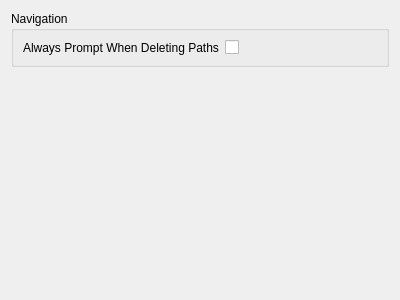
Before: the Qt Designer form editor/ui/tabs/EditorPreferences.ui in RyanDeBarros/Olympian, drawn with Qt 5.
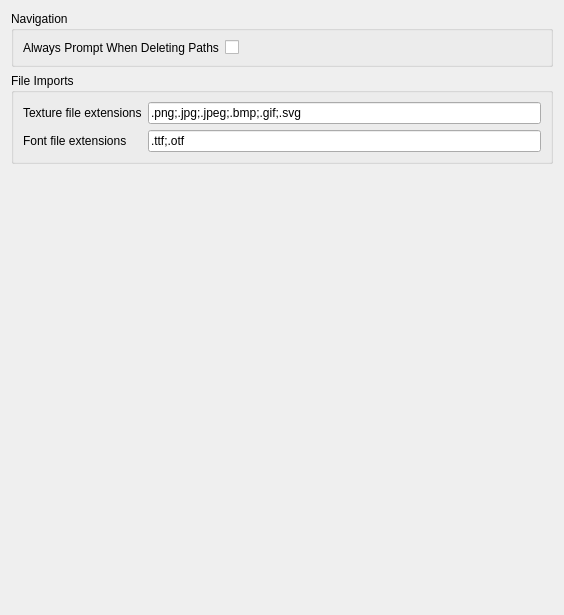
After: the same form once the commit is applied.

Commit message: Added import file extension recognition settings to editor preferences.

```diff
--- a/editor/ui/tabs/EditorPreferences.ui
+++ b/editor/ui/tabs/EditorPreferences.ui
@@ -6,14 +6,14 @@
    <rect>
     <x>0</x>
     <y>0</y>
-    <width>400</width>
-    <height>300</height>
+    <width>564</width>
+    <height>615</height>
    </rect>
   </property>
   <property name="windowTitle">
    <string>Form</string>
   </property>
-  <layout class="QVBoxLayout" name="verticalLayout_2">
+  <layout class="QVBoxLayout" name="verticalLayout_3">
    <item>
     <widget class="QGroupBox" name="groupBox">
      <property name="title">
@@ -41,6 +41,53 @@
      </layout>
     </widget>
    </item>
+   <item>
+    <widget class="QGroupBox" name="groupBox_2">
+     <property name="title">
+      <string>File Imports</string>
+     </property>
+     <layout class="QVBoxLayout" name="verticalLayout_2">
+      <item>
+       <layout class="QFormLayout" name="formLayout_2">
+        <item row="0" column="0">
+         <widget class="QLabel" name="label_2">
+          <property name="toolTip">
+           <string>Semi-colon separated list of case-insensitive file extensions.</string>
+          </property>
+          <property name="text">
+           <string>Texture file extensions</string>
+          </property>
+         </widget>
+        </item>
+        <item row="1" column="0">
+         <widget class="QLabel" name="label_3">
+          <property name="toolTip">
+           <string>Semi-colon separated list of case-insensitive file extensions.</string>
+          </property>
+          <property name="text">
+           <string>Font file extensions</string>
+          </property>
+         </widget>
+        </item>
+        <item row="0" column="1">
+         <widget class="QLineEdit" name="textureFileExtensions">
+          <property name="text">
+           <string>.png;.jpg;.jpeg;.bmp;.gif;.svg</string>
+          </property>
+         </widget>
+        </item>
+        <item row="1" column="1">
+         <widget class="QLineEdit" name="fontFileExtensions">
+          <property name="text">
+           <string>.ttf;.otf</string>
+          </property>
+         </widget>
+        </item>
+       </layout>
+      </item>
+     </layout>
+    </widget>
+   </item>
    <item>
     <spacer name="verticalSpacer">
      <property name="orientation">
```
The commit also changes 6 other files.
